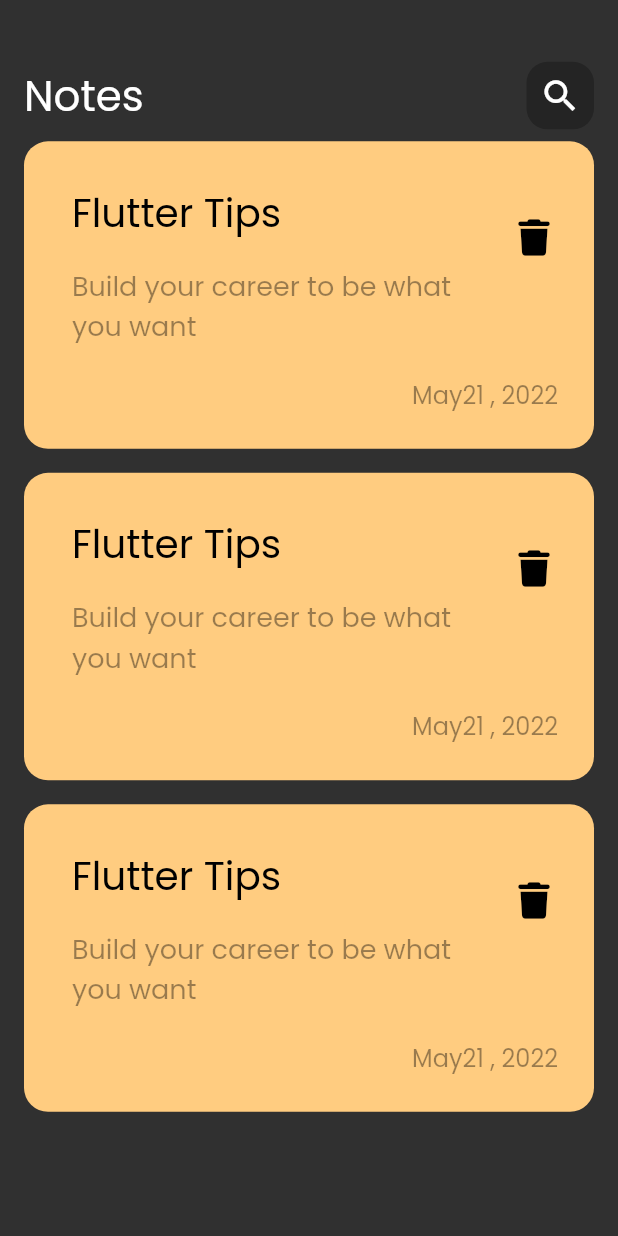
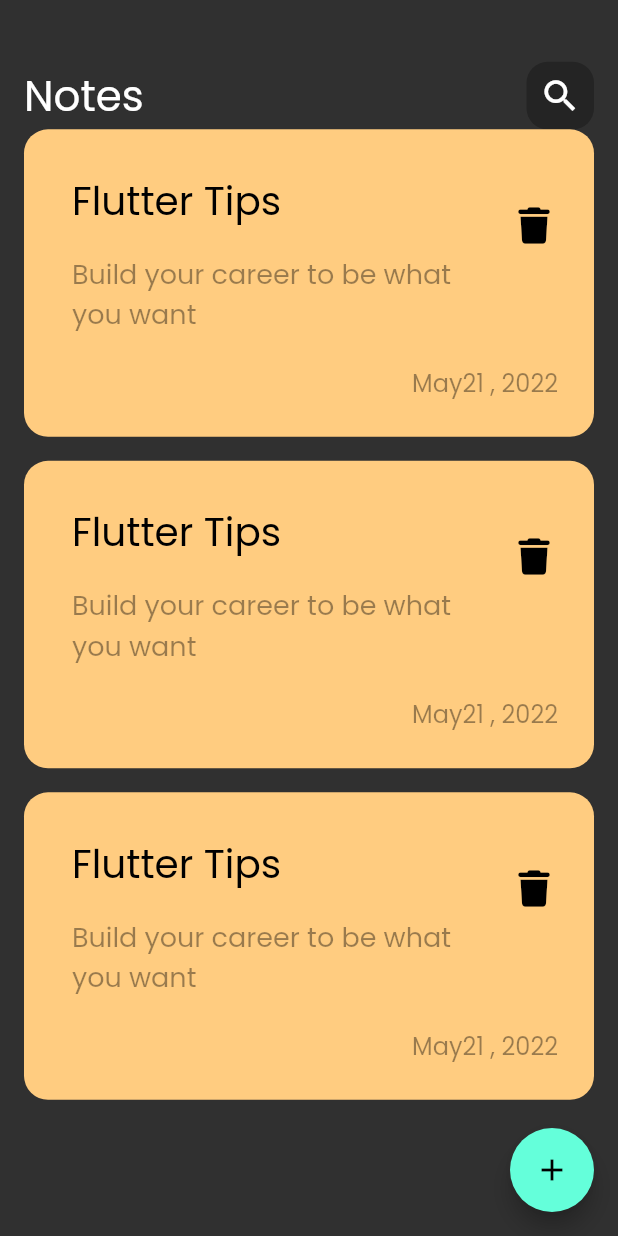
Before and after one commit to IbrahimMarey/notes_app, a Flutter app: the screen it shows after launch, on a phone screen of 412 x 824 dp. Run offline on Flutter 3.47's test engine with Material 2 defaults, Android fonts, the phone set to English and light mode, and no system bars; our stand-ins replace font_awesome_flutter.

Commit message:
add floating button

```diff
--- a/lib/views/notes_view.dart
+++ b/lib/views/notes_view.dart
@@ -1,4 +1,3 @@
-
 import 'package:flutter/material.dart';
 import 'package:notes_app/views/widgets/notes_view_body.dart';
 
@@ -8,7 +7,11 @@ class NotesView extends StatelessWidget {
   @override
   Widget build(BuildContext context) {
     return Scaffold(
-      body: NotesViewBody(),
+      body: const NotesViewBody(),
+      floatingActionButton: FloatingActionButton(
+        onPressed: () {},
+        child: const Icon(Icons.add),
+      ),
     );
   }
 }
--- a/lib/views/widgets/note_list_view.dart
+++ b/lib/views/widgets/note_list_view.dart
@@ -9,7 +9,7 @@ class NotesListView extends StatelessWidget {
     return ListView.builder(
       itemCount: 3,
       itemBuilder: (context, index) => const Padding(
-        padding: EdgeInsets.symmetric(vertical: 8.0),
+        padding: EdgeInsets.only(bottom: 16.0),
         child: CustomNoteItem(),
       ),
     );
```
